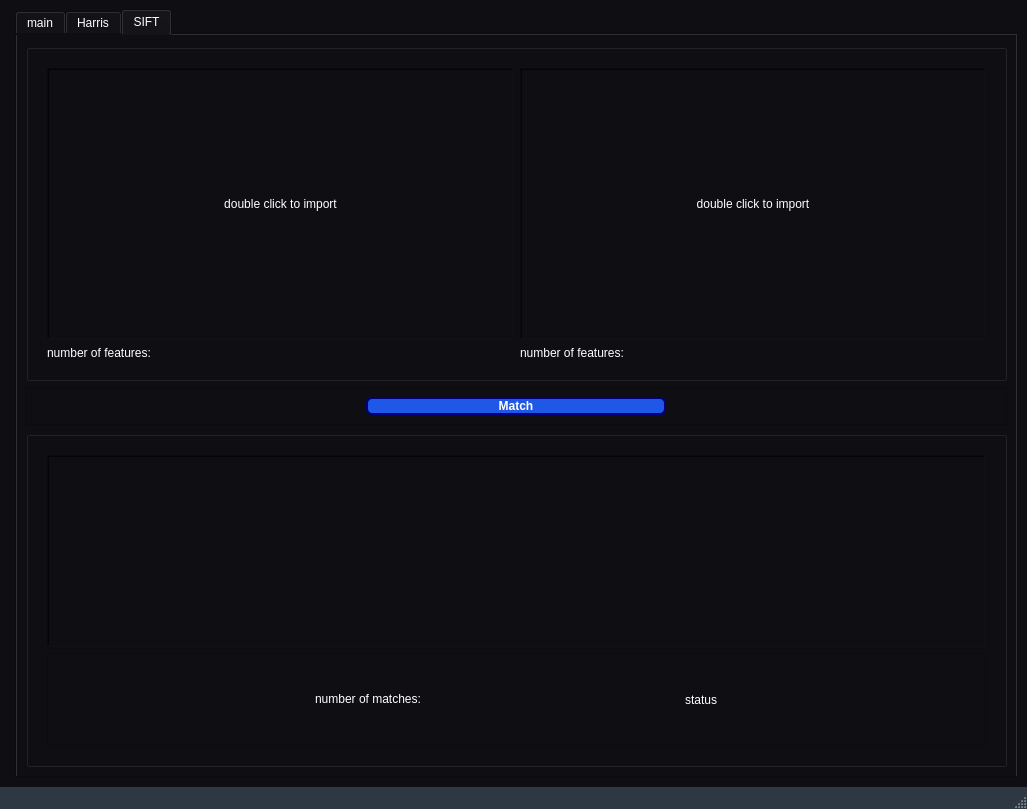
This is ui.ui in Eagle-E-Y-E/KeyMatch as Qt 5 draws it before an edit. The edited form follows.
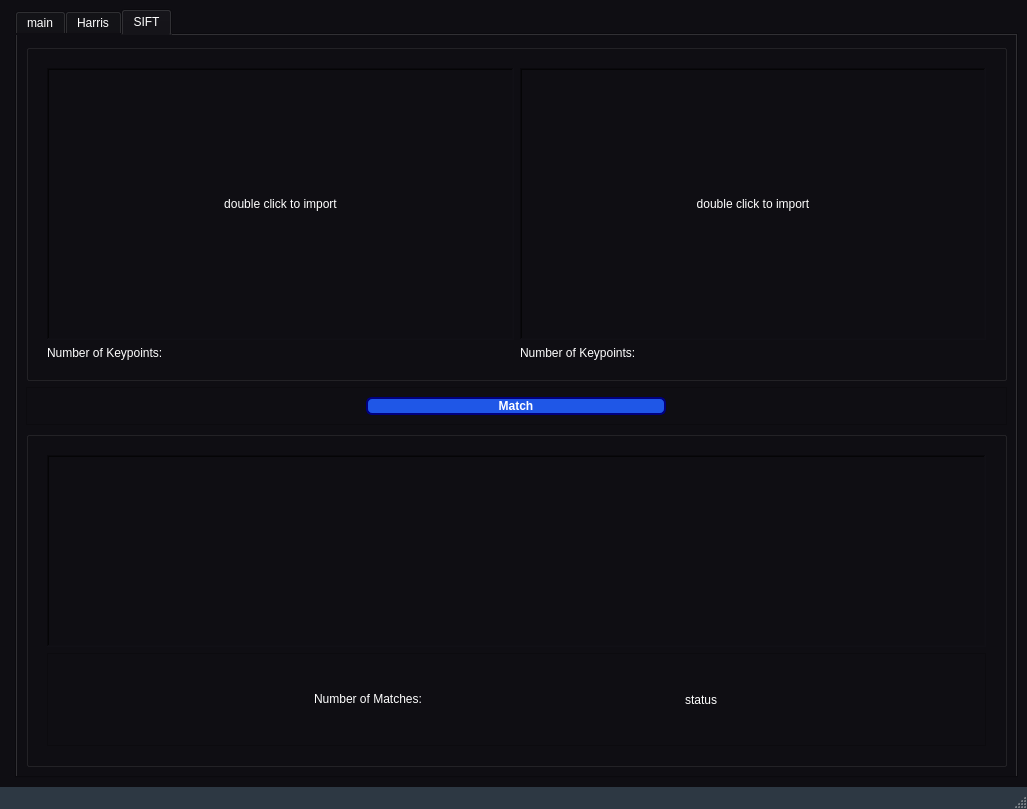
This is the edited form. The open tabs and pages were chosen to show the change. Icons and pictures are not drawn.

Commit message: linked sift to UI

```diff
--- a/ui.ui
+++ b/ui.ui
@@ -2250,14 +2250,14 @@
                      </sizepolicy>
                     </property>
                     <property name="text">
-                     <string>number of features: </string>
+                     <string>Number of Keypoints: </string>
                     </property>
                    </widget>
                   </item>
                   <item row="1" column="1">
                    <widget class="QLabel" name="num_features_img2">
                     <property name="text">
-                     <string>number of features: </string>
+                     <string>Number of Keypoints: </string>
                     </property>
                     <property name="alignment">
                      <set>Qt::AlignLeading|Qt::AlignLeft|Qt::AlignVCenter</set>
@@ -2403,7 +2403,7 @@
                         </size>
                        </property>
                        <property name="text">
-                        <string>number of matches:</string>
+                        <string>Number of Matches:</string>
                        </property>
                        <property name="alignment">
                         <set>Qt::AlignCenter</set>
```
The commit also changes 3 other files.
